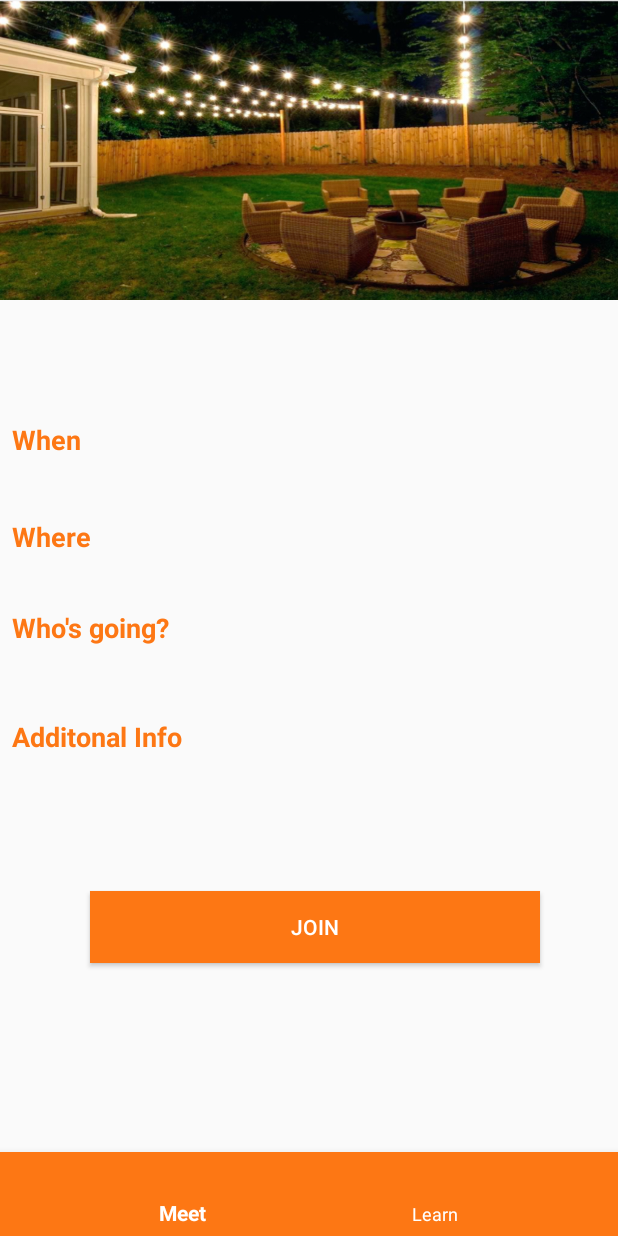
After one commit to Rmacias91/Mismo_Student_Isolation, an Android app: the layout meet_detail_layout.xml on its own in the app's theme, with its tools: preview values and no code run, on a phone screen of 412 x 824 dp. The commit adds this screen. Run offline under Robolectric (Android 15) with nearby library versions, the phone set to English and light mode, and no system bars.

Commit message:
Added all basic layouts

```diff
--- /dev/null
+++ b/app/src/main/res/layout/meet_detail_layout.xml
@@ -0,0 +1,144 @@
+<?xml version="1.0" encoding="utf-8"?>
+<android.support.constraint.ConstraintLayout xmlns:android="http://schemas.android.com/apk/res/android"
+    android:layout_width="match_parent"
+    android:layout_height="match_parent"
+    xmlns:app="http://schemas.android.com/apk/res-auto">
+
+    <ImageView
+        android:id="@+id/image_cover_detail"
+        android:layout_width="match_parent"
+        android:layout_height="200dp"
+        android:scaleType="fitXY"
+        android:src="@drawable/dummyimage"
+        app:layout_constraintTop_toTopOf="parent"
+        app:layout_constraintStart_toStartOf="parent"
+        app:layout_constraintEnd_toEndOf="parent"/>
+
+    <TextView
+        android:id="@+id/text_title_detail"
+        android:layout_width="match_parent"
+        android:layout_height="wrap_content"
+        android:layout_marginTop="16dp"
+        android:textSize="24sp"
+        android:textStyle="bold"
+        app:layout_constraintEnd_toEndOf="parent"
+        app:layout_constraintHorizontal_bias="0.0"
+        app:layout_constraintStart_toStartOf="parent"
+        app:layout_constraintTop_toBottomOf="@id/image_cover_detail" />
+
+    <TextView
+        android:id="@+id/text_when_label"
+        android:layout_width="wrap_content"
+        android:layout_height="wrap_content"
+        android:layout_marginTop="32dp"
+        android:layout_marginLeft="8dp"
+        android:layout_marginStart="8dp"
+        android:text="@string/text_when_label"
+        android:textColor="@color/colorPrimary"
+        android:textSize="18sp"
+        android:textStyle="bold"
+        app:layout_constraintStart_toStartOf="@id/text_title_detail"
+        app:layout_constraintTop_toBottomOf="@id/text_title_detail" />
+
+    <TextView
+        android:id="@+id/text_when_detail"
+        android:layout_width="wrap_content"
+        android:layout_height="wrap_content"
+        android:textSize="18sp"
+        android:textStyle="bold"
+        app:layout_constraintTop_toTopOf="@+id/text_when_label"
+        app:layout_constraintStart_toEndOf="@id/text_when_label"
+        app:layout_constraintEnd_toEndOf="parent"/>
+
+    <TextView
+        android:id="@+id/text_where_label"
+        android:layout_width="wrap_content"
+        android:layout_height="wrap_content"
+        android:layout_marginTop="40dp"
+        android:text="@string/text_where_label"
+        android:textColor="@color/colorPrimary"
+        android:textSize="18sp"
+        android:textStyle="bold"
+        app:layout_constraintStart_toStartOf="@id/text_when_label"
+        app:layout_constraintTop_toBottomOf="@id/text_when_label" />
+
+    <TextView
+        android:id="@+id/text_where_detail"
+        android:layout_width="wrap_content"
+        android:layout_height="wrap_content"
+        android:textSize="18sp"
+        android:textStyle="bold"
+        app:layout_constraintStart_toEndOfOf="@id/text_where_label"
+        app:layout_constraintTop_toTopOf="@id/text_where_label"
+        app:layout_constraintEnd_toEndOf="parent"/>
+
+    <TextView
+        android:id="@+id/text_who_label"
+        android:layout_width="wrap_content"
+        android:layout_height="wrap_content"
+        android:layout_marginTop="36dp"
+        android:text="@string/text_who_label"
+        android:textColor="@color/colorPrimary"
+        android:textSize="18sp"
+        android:textStyle="bold"
+        app:layout_constraintStart_toStartOf="@id/text_where_label"
+        app:layout_constraintTop_toBottomOf="@id/text_where_label" />
+
+
+    <TextView
+        android:id="@+id/text_who_detail"
+        android:layout_width="wrap_content"
+        android:layout_height="wrap_content"
+        android:textSize="18sp"
+        android:textStyle="bold"
+        app:layout_constraintStart_toEndOf="@id/text_who_label"
+        app:layout_constraintTop_toTopOf="@id/text_who_label"
+        app:layout_constraintEnd_toEndOf="parent"/>
+
+
+    <TextView
+        android:id="@+id/text_add_info_label"
+        android:layout_width="wrap_content"
+        android:layout_height="wrap_content"
+        android:layout_marginTop="48dp"
+        android:text="@string/text_add_info_label"
+        android:textColor="@color/colorPrimary"
+        android:textSize="18sp"
+        android:textStyle="bold"
+        app:layout_constraintStart_toStartOf="@id/text_who_label"
+        app:layout_constraintTop_toBottomOf="@id/text_who_label" />
+
+
+
+    <TextView
+        android:id="@+id/text_add_info_detail"
+        android:layout_width="wrap_content"
+        android:layout_height="wrap_content"
+        android:textSize="18sp"
+        android:textStyle="bold"
+        app:layout_constraintStart_toEndOf="@id/text_add_info_label"
+        app:layout_constraintTop_toTopOf="@id/text_add_info_label"
+        app:layout_constraintEnd_toEndOf="parent"/>
+
+    <Button
+        android:id="@+id/button_join_detail"
+        android:layout_width="300dp"
+        android:layout_height="wrap_content"
+        android:layout_marginBottom="92dp"
+        android:background="@color/colorPrimary"
+        android:text="@string/button_join_detail"
+        android:textColor="@android:color/white"
+        app:layout_constraintBottom_toBottomOf="parent"
+        app:layout_constraintEnd_toEndOf="parent"
+        app:layout_constraintStart_toStartOf="@id/text_add_info_label"
+        app:layout_constraintTop_toBottomOf="@id/text_add_info_detail" />
+
+    <include
+        layout="@layout/bottom_nav_bar"
+        android:layout_width="match_parent"
+        android:layout_height="wrap_content"
+        app:layout_constraintStart_toStartOf="parent"
+        app:layout_constraintBottom_toBottomOf="parent"
+        app:layout_constraintEnd_toEndOf="parent" />
+
+</android.support.constraint.ConstraintLayout>
--- a/app/src/main/res/values/strings.xml
+++ b/app/src/main/res/values/strings.xml
@@ -13,6 +13,11 @@
     <string name="hint_details_add">Anything you want to add?</string>
     <string name="button_save_add">Save</string>
     <string name="text_activity_title_add">Describe your Activity</string>
+    <string name="text_when_label">When</string>
+    <string name="text_where_label">Where</string>
+    <string name="text_who_label">Who\'s going?</string>
+    <string name="text_add_info_label">Additonal Info</string>
+    <string name="button_join_detail">Join</string>
 
     <string-array name="categories">
         <item>Board Games</item>
```
Also changed, not shown: app/src/main/res/layout/article_content_layout.xml (added, +86 -0 lines), app/src/main/res/layout/my_text_view.xml (deleted, +0 -9 lines), app/src/main/res/layout/video_content_layout.xml (added, +24 -0 lines).
